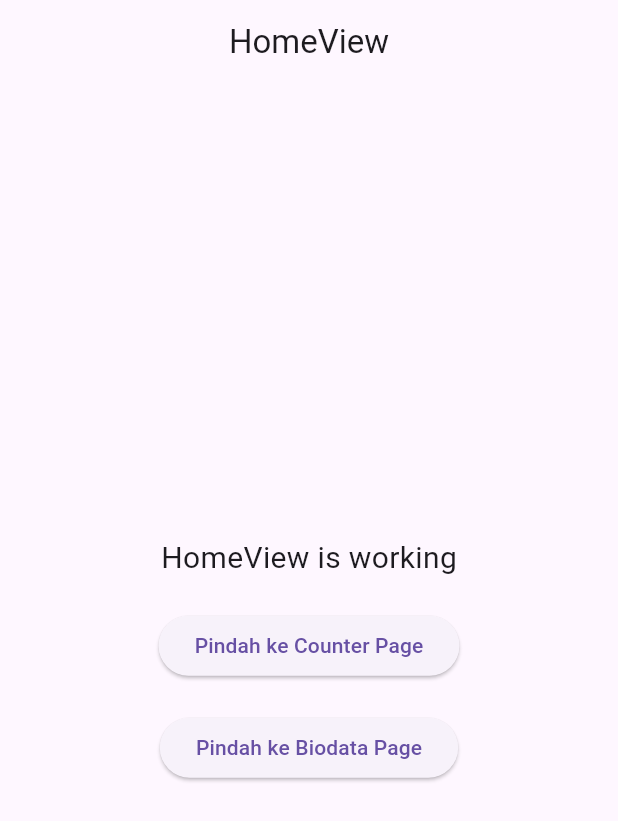
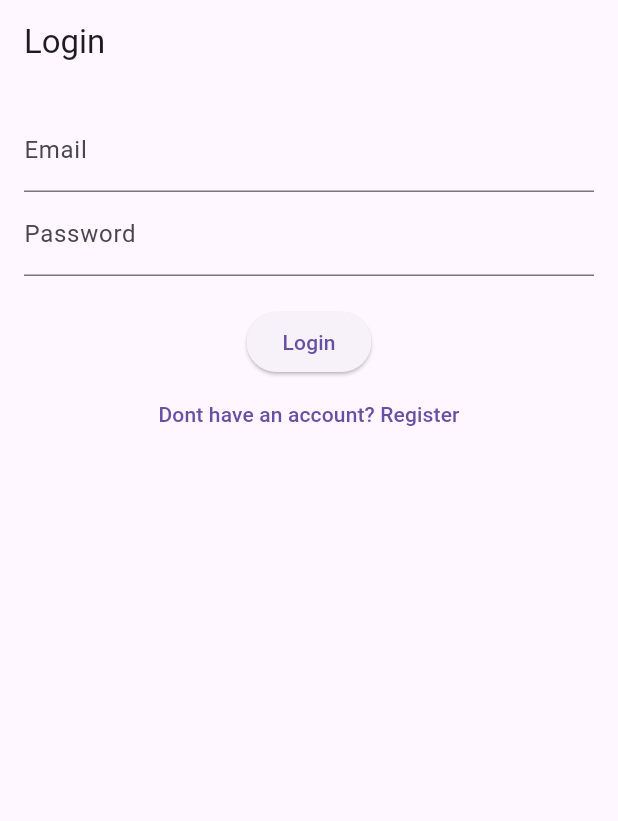
Before and after one commit to SelpiaRahesa/GetX_Selpia, a Flutter app: the screen it shows after launch, on a phone screen of 412 x 824 dp. Shown: the top 821 px of the screen. Run offline on Flutter 3.47's test engine with Material 3 defaults, Android fonts, the phone set to English and light mode, and no system bars; our stand-ins replace convex_bottom_bar, get, get_storage.

```diff
--- /dev/null
+++ b/lib/app/middlewares/auth_middleware.dart
@@ -0,0 +1,16 @@
+import 'package:flutter/material.dart';
+import 'package:get/get.dart';
+import 'package:get_storage/get_storage.dart';
+
+class AuthMiddleware extends GetMiddleware {
+  final box = GetStorage();
+
+  @override
+  RouteSettings? redirect(String? route) {
+    final token = box.read('access_token');
+    if (token == null && route != '/login' && route != '/register') {
+      return const RouteSettings(name: '/login');
+    }
+    return null;
+  }
+}
--- /dev/null
+++ b/lib/app/modules/login/controllers/login_controller.dart
@@ -0,0 +1,45 @@
+import 'package:flutter/material.dart';
+import 'package:get/get.dart';
+import 'package:get_storage/get_storage.dart';
+import 'package:http/http.dart' as http;
+import 'dart:convert';
+
+import '../../../utils/api.dart';
+
+class LoginController extends GetxController {
+  final box = GetStorage();
+  final TextEditingController emailController = TextEditingController();
+  final TextEditingController passwordController = TextEditingController();
+  var isLoading = false.obs;
+
+  Future<void> login() async {
+    isLoading(true);
+    final url = Uri.parse('${BaseUrl.api}/login');
+    final response = await http.post(
+      url,
+      body: {
+        'email': emailController.text,
+        'password': passwordController.text,
+      },
+    );
+
+    if (response.statusCode == 200) {
+      final data = json.decode(response.body);
+      final token = data['access_token'];
+
+      box.write('access_token', token);
+      Get.offAllNamed('/bottom-menu');
+    } else {
+      Get.snackbar('Error', 'Login failed. Please check your credentials.',
+          snackPosition: SnackPosition.BOTTOM);
+    }
+    isLoading(false);
+  }
+
+  @override
+  void dispose() {
+    emailController.dispose();
+    passwordController.dispose();
+    super.dispose();
+  }
+}
--- /dev/null
+++ b/lib/app/modules/login/views/login_view.dart
@@ -0,0 +1,44 @@
+import 'package:flutter/material.dart';
+
+import 'package:get/get.dart';
+
+import '../controllers/login_controller.dart';
+
+class LoginView extends GetView<LoginController> {
+  const LoginView({super.key});
+  @override
+  Widget build(BuildContext context) {
+    return Scaffold(
+      appBar: AppBar(title: Text('Login')),
+      body: Padding(
+        padding: const EdgeInsets.all(16.0),
+        child: Column(
+          children: [
+            TextField(
+              controller: controller.emailController,
+              decoration: InputDecoration(labelText: 'Email'),
+            ),
+            TextField(
+              controller: controller.passwordController,
+              decoration: InputDecoration(labelText: 'Password'),
+              obscureText: true,
+            ),
+            SizedBox(height: 20),
+            Obx(() => controller.isLoading.value
+                ? CircularProgressIndicator()
+                : ElevatedButton(
+                    onPressed: controller.login,
+                    child: Text('Login'),
+                  )),
+            TextButton(
+              onPressed: () {
+                Get.toNamed('/register');
+              },
+              child: Text('Dont have an account? Register'),
+            )
+          ],
+        ),
+      ),
+    );
+  }
+}
--- a/lib/app/routes/app_routes.dart
+++ b/lib/app/routes/app_routes.dart
@@ -6,6 +6,10 @@ abstract class Routes {
   static const HOME = _Paths.HOME;
   static const COUNTER = _Paths.COUNTER;
   static const BIODATA = _Paths.BIODATA;
+  static const REGISTER = _Paths.REGISTER;
+  static const LOGIN = _Paths.LOGIN;
+  static const PROFILE = _Paths.PROFILE;
+  static const BOTTOM_MENU = _Paths.BOTTOM_MENU;
 }
 
 abstract class _Paths {
@@ -14,4 +18,8 @@ abstract class _Paths {
   static const COUNTER = '/counter';
   static const BIODATA = '/biodata';
   static const OUTPUT = '/output';
+  static const REGISTER = '/register';
+  static const LOGIN = '/login';
+  static const PROFILE = '/profile';
+  static const BOTTOM_MENU = '/bottom-menu';
 }
--- /dev/null
+++ b/lib/app/utils/api.dart
@@ -0,0 +1,3 @@
+class BaseUrl {
+  static String api = 'https://movieapi.smkassalaambandung.sch.id/api';
+}
--- a/pubspec.yaml
+++ b/pubspec.yaml
@@ -10,6 +10,9 @@ dependencies:
   get: ^4.6.6
   flutter:
     sdk: flutter
+  get_storage: ^2.1.1
+  http: ^1.2.2
+  convex_bottom_bar: ^3.2.0
 
 dev_dependencies:
   flutter_lints: ^3.0.0
```
Also changed, not shown: lib/app/modules/biodata/views/biodata_view.dart (+5 -3 lines), lib/app/modules/bottom_menu/bindings/bottom_menu_binding.dart (added, +12 -0 lines), lib/app/modules/bottom_menu/controllers/bottom_menu_controller.dart (added, +9 -0 lines), lib/app/modules/bottom_menu/views/bottom_menu_view.dart (added, +38 -0 lines), lib/app/modules/login/bindings/login_binding.dart (added, +12 -0 lines), lib/app/modules/profile/bindings/profile_binding.dart (added, +12 -0 lines), lib/app/modules/profile/controllers/profile_controller.dart (added, +41 -0 lines), lib/app/modules/profile/views/profile_view.dart (added, +56 -0 lines), lib/app/modules/register/bindings/register_binding.dart (added, +12 -0 lines), lib/app/modules/register/controllers/register_controller.dart (added, +41 -0 lines), lib/app/modules/register/views/register_view.dart (added, +47 -0 lines), lib/app/routes/app_pages.dart (+41 -6 lines), pubspec.lock.
